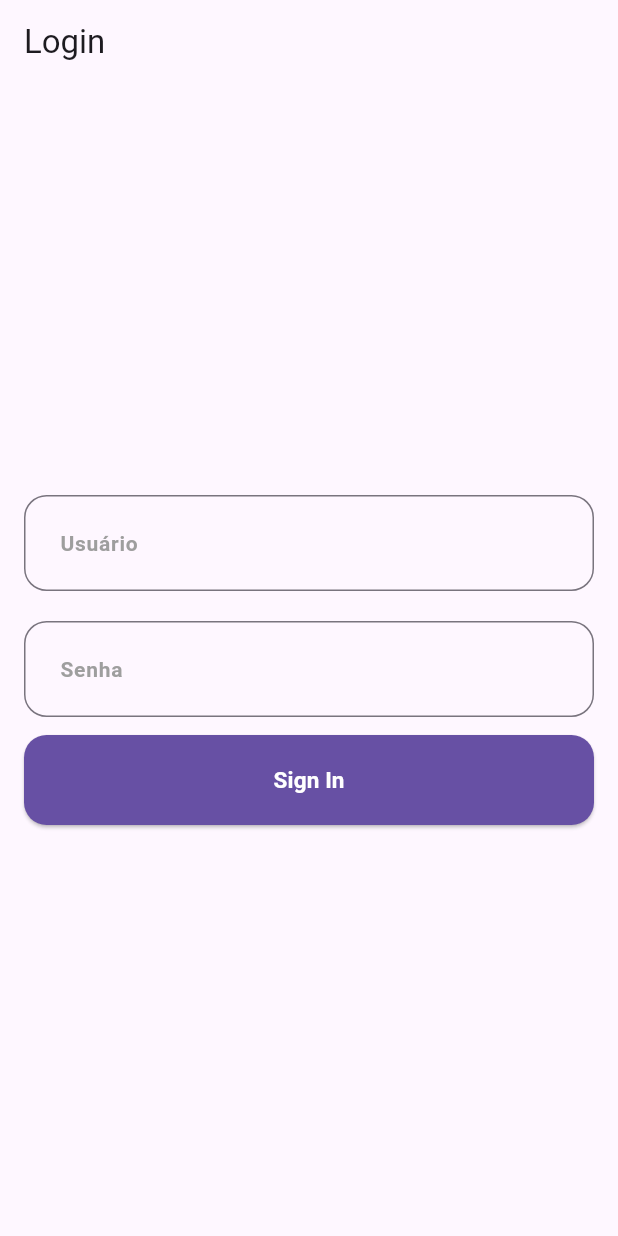
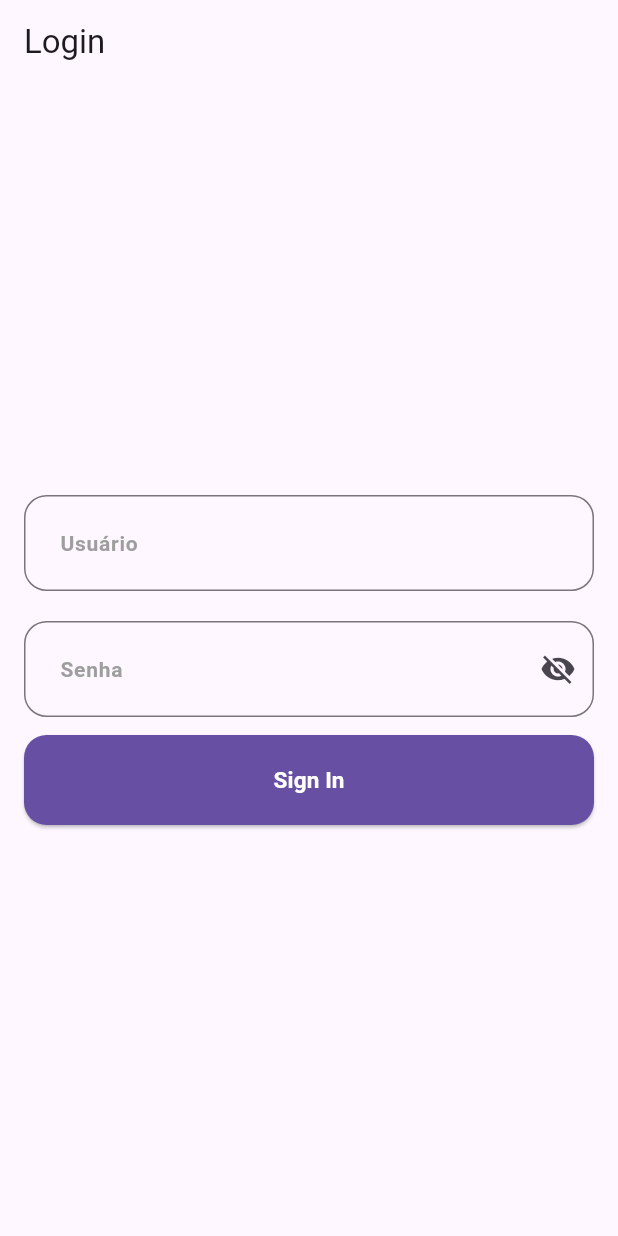
Before and after one commit to Nicollas1305/Technical_Test, a Flutter app: the screen it shows after launch, on a phone screen of 412 x 824 dp. Run offline on Flutter 3.47's test engine with Material 3 defaults, Android fonts, the phone set to English and light mode, and no system bars.

Commit message:
style: adds view password button.

```diff
--- a/lib/presentation/pages/login_page.dart
+++ b/lib/presentation/pages/login_page.dart
@@ -11,6 +11,7 @@ class LoginPage extends StatefulWidget {
 class _LoginPageState extends State<LoginPage> {
   final TextEditingController usernameController = TextEditingController();
   final TextEditingController passwordController = TextEditingController();
+  bool showPassword = false;
 
   @override
   Widget build(BuildContext context) {
@@ -40,6 +41,7 @@ class _LoginPageState extends State<LoginPage> {
             const SizedBox(height: 20.0),
             TextField(
               controller: passwordController,
+              obscureText: !showPassword,
               decoration: InputDecoration(
                 contentPadding: const EdgeInsets.all(20.0),
                 border: OutlineInputBorder(
@@ -50,6 +52,15 @@ class _LoginPageState extends State<LoginPage> {
                   color: Colors.grey,
                   fontWeight: FontWeight.w600,
                   fontSize: 14.0,
+                ),
+                suffixIcon: IconButton(
+                  icon: Icon(
+                      showPassword ? Icons.visibility : Icons.visibility_off),
+                  onPressed: () {
+                    setState(() {
+                      showPassword = !showPassword;
+                    });
+                  },
                 ),
               ),
             ),
```
